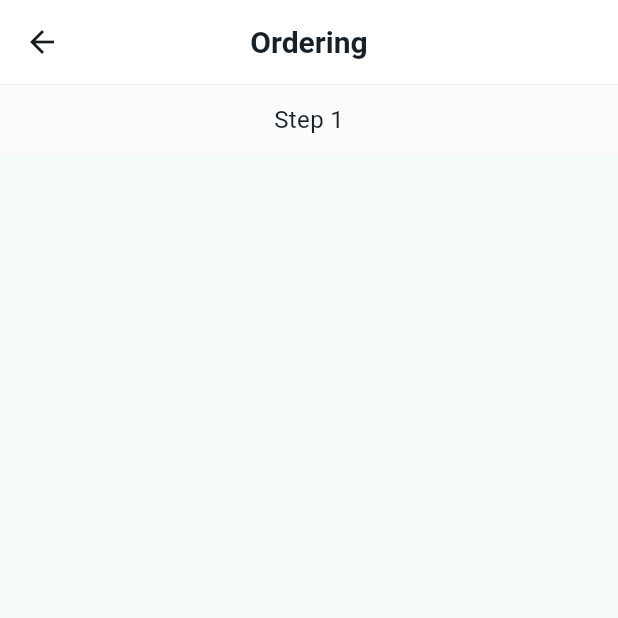
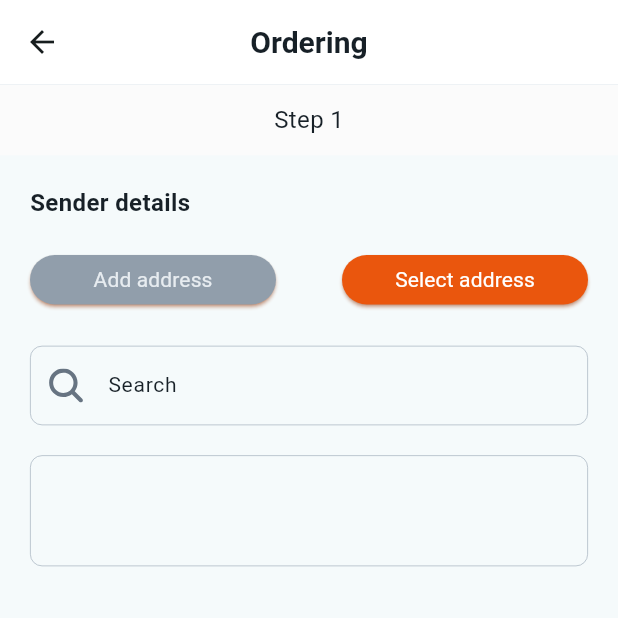
Before and after one commit to GarifullinII/orderscreen, a Flutter app: the screen it shows after launch, after a tap on "Add address", on a phone screen of 412 x 824 dp, the top half of it. Run offline on Flutter 3.47's test engine with Material 2 defaults, Android fonts, the phone set to English and light mode, and no system bars; our stand-ins replace flutter_svg; Roboto replaces fonts that are missing (SF Pro).

Commit message:
add address_form_widget, svg, change form_widget

```diff
--- a/lib/views/pages/address.dart
+++ b/lib/views/pages/address.dart
@@ -1,4 +1,5 @@
 import 'package:flutter/material.dart';
+import 'package:orderscreen/views/pages/widgets/address_form_widget.dart';
 // import 'package:flutter_svg/svg.dart';
 // import 'package:orderscreen/views/pages/widgets/button.dart';
 // import 'package:orderscreen/views/pages/widgets/order_input.dart';
@@ -49,7 +50,10 @@ class Address extends StatelessWidget {
                 ],
               ),
             ),
-
+            const AddressFormWidget(
+              labelText: 'Sender details',
+              searchLabel: 'Search',
+            ),
           ],
         ),
       ),
--- /dev/null
+++ b/lib/views/pages/widgets/address_form_widget.dart
@@ -0,0 +1,102 @@
+import 'package:flutter/material.dart';
+import 'package:flutter_svg/svg.dart';
+import '../../../utils/constants.dart';
+import 'button.dart';
+import 'order_input.dart';
+
+///  AddressForm widget
+class AddressFormWidget extends StatelessWidget {
+  /// Constructor
+  /// @param labelText - Label with order or address
+  /// @param searchLabel - Label with search details
+
+  const AddressFormWidget({
+    required this.labelText,
+    this.searchLabel,
+    super.key,
+  });
+
+  /// Label with order or address
+  final String labelText;
+
+  /// Label with search details
+  final String? searchLabel;
+
+  @override
+  Widget build(BuildContext context) {
+    return Form(
+      child: Column(
+        crossAxisAlignment: CrossAxisAlignment.start,
+        children: [
+          Padding(
+            padding: const EdgeInsets.only(left: 20, top: 20, bottom: 16),
+            child: Text(
+              labelText,
+              style: TextStyle(
+                fontFamily: 'Roboto',
+                fontSize: 16,
+                fontWeight: FontWeight.w700,
+                color: ColorConstants.labelColor,
+              ),
+            ),
+          ),
+          Padding(
+            padding: const EdgeInsets.symmetric(horizontal: 20),
+            child: Row(
+              mainAxisAlignment: MainAxisAlignment.spaceBetween,
+              crossAxisAlignment: CrossAxisAlignment.center,
+              children: [
+                Button(
+                  interact: () {},
+                  label: 'Add address',
+                ),
+                Button(
+                  interact: () {},
+                  label: 'Select address',
+                  style: ElevatedButton.styleFrom(
+                    elevation: 1,
+                    shape: RoundedRectangleBorder(
+                      borderRadius: BorderRadius.circular(36),
+                    ),
+                    backgroundColor: ColorConstants.activeButtonColor,
+                    foregroundColor: ColorConstants.activeButtonColor,
+                    shadowColor: ColorConstants.activeButtonColor,
+                    minimumSize: const Size(164, 33),
+                  ),
+                  child: Text(
+                    'Select address',
+                    textAlign: TextAlign.center,
+                    style: TextStyle(
+                      fontFamily: 'Roboto',
+                      color: ColorConstants.activeButtonTextColor,
+                      fontSize: 14,
+                      fontWeight: FontWeight.w400,
+                    ),
+                  ),
+                ),
+              ],
+            ),
+          ),
+          OrderInput(
+            onChange: (String value) {},
+            widgetOverTextField: const Spacer(),
+            widgetPrefix: SvgPicture.asset(
+              'assets/images/search.svg',
+              colorFilter: ColorFilter.mode(
+                ColorConstants.iconColor,
+                BlendMode.srcIn,
+              ),
+            ),
+            hint: searchLabel ?? '',
+          ),
+          OrderInput(
+            onChange: (String value) {},
+            widgetOverTextField: const Spacer(),
+            valueMaxLines: 2,
+            showPrefixIcon: false,
+          ),
+        ],
+      ),
+    );
+  }
+}
--- a/lib/views/pages/widgets/form_widget.dart
+++ b/lib/views/pages/widgets/form_widget.dart
@@ -5,6 +5,7 @@ import '../address.dart';
 import 'button.dart';
 import 'order_input.dart';
 
+///  Form widget
 class FormWidget extends StatelessWidget {
   /// Constructor
   /// @param labelText - Label with order or address
--- a/lib/views/pages/widgets/order_input.dart
+++ b/lib/views/pages/widgets/order_input.dart
@@ -13,17 +13,23 @@ class OrderInput extends StatefulWidget {
   /// @param autofocus - Autofocus
   /// @param interacting - Interacting
   /// @param validator - Input validator function
+  /// @param widgetOverTextField - Widget over TextFieldForm
+  /// @param valueMaxLines - Value maxLines
+  /// @param showPrefixIcon - Show prefix icon
 
   const OrderInput({
     required this.onChange,
-    required this.labelOverTextField,
-    required this.widgetPrefix,
+    this.labelOverTextField,
+    this.widgetPrefix,
     this.hint,
     this.hidden = false,
     this.keyboardType,
     this.autofocus = false,
     this.interacting = false,
     this.validator,
+    this.widgetOverTextField,
+    this.valueMaxLines,
+    this.showPrefixIcon = true,
     super.key,
   });
 
@@ -31,10 +37,10 @@ class OrderInput extends StatefulWidget {
   final ValueChanged<String>? onChange;
 
   /// Label over TextFormField
-  final String labelOverTextField;
+  final String? labelOverTextField;
 
   /// Widget for prefixIcon
-  final Widget widgetPrefix;
+  final Widget? widgetPrefix;
 
   /// Input hint
   final String? hint;
@@ -48,11 +54,20 @@ class OrderInput extends StatefulWidget {
   /// Autofocus
   final bool autofocus;
 
-  /// interacting
+  /// Interacting
   final bool interacting;
 
   /// Input validator function
   final FormFieldValidator<String?>? validator;
+
+  /// Widget over TextFieldForm
+  final Widget? widgetOverTextField;
+
+  /// Value maxLines
+  final int? valueMaxLines;
+
+  /// Show prefix icon
+  final bool showPrefixIcon;
 
   @override
   State<OrderInput> createState() => _OrderInputState();
@@ -81,8 +96,9 @@ class _OrderInputState extends State<OrderInput> {
         children: [
           Padding(
             padding: const EdgeInsets.only(left: 20, top: 12, bottom: 8),
-            child: Text(
-              widget.labelOverTextField,
+            child: widget.widgetOverTextField ??
+                Text(
+                  widget.labelOverTextField ?? '',
                   style: TextStyle(
                     fontFamily: 'Roboto',
                     fontSize: 14,
@@ -112,11 +128,14 @@ class _OrderInputState extends State<OrderInput> {
                 fontWeight: FontWeight.w400,
                 color: ColorConstants.labelColor,
               ),
+              maxLines: widget.valueMaxLines ?? 1,
               decoration: InputDecoration(
-                prefixIcon: Padding(
+                prefixIcon: widget.showPrefixIcon
+                    ? Padding(
                         padding: const EdgeInsets.all(12),
-                  child: widget.widgetPrefix,
-                ),
+                        child: widget.widgetPrefix ?? const Spacer(),
+                      )
+                    : null,
                 hintText: widget.hint,
                 hintStyle: TextStyle(
                   fontFamily: 'Roboto',
```
Also changed, not shown: assets/images/search.svg (added). Lines whose indentation alone changed are shown as unchanged.
